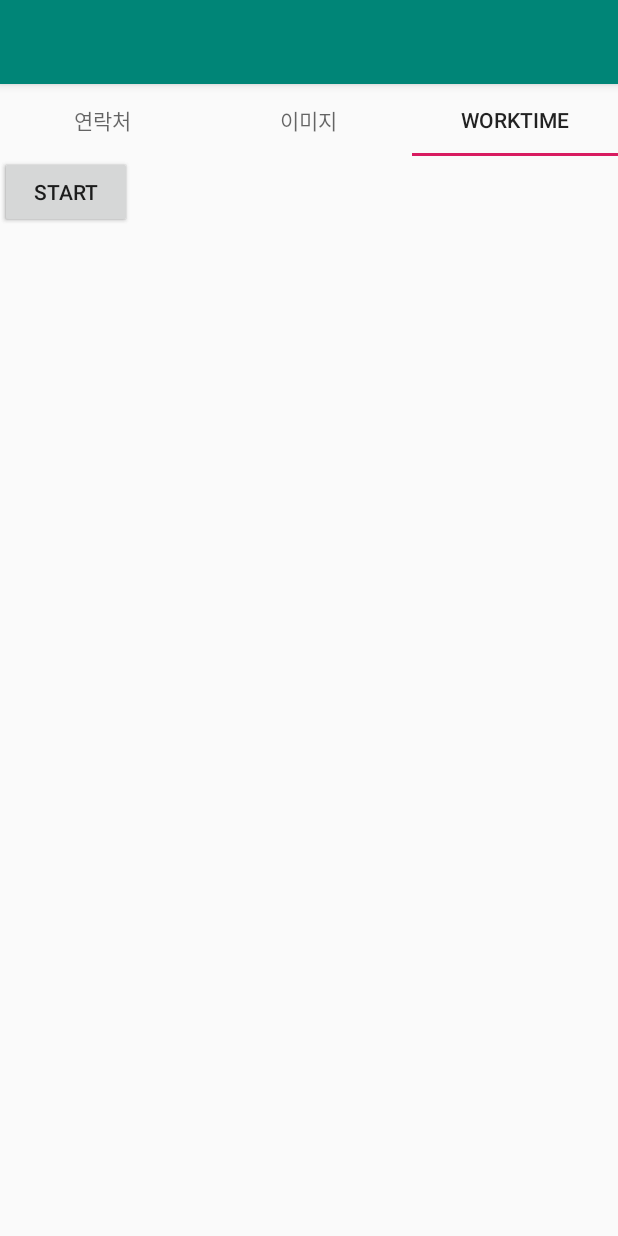
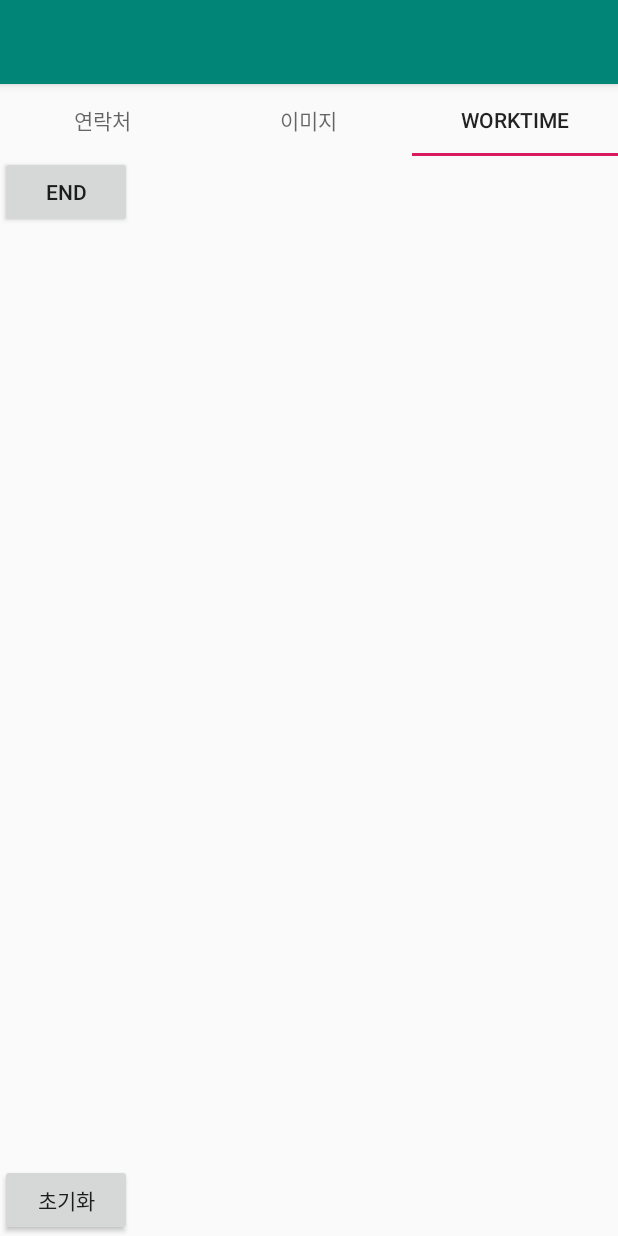
Before and after one commit to parkchaelin/Project1, an Android app: the screen it shows after launch (MainActivity), tab 3 chosen, on a phone screen of 412 x 824 dp. Run offline under Robolectric (Android 15) with nearby library versions, the phone set to English and light mode, and no system bars.

Commit message:
3번탭 기능 구현

```diff
--- a/app/build.gradle
+++ b/app/build.gradle
@@ -5,7 +5,7 @@ android {
     buildToolsVersion "29.0.2"
     defaultConfig {
         applicationId "com.example.project1"
-        minSdkVersion 15
+        minSdkVersion 16
         targetSdkVersion 29
         versionCode 1
         versionName "1.0"
--- a/app/src/main/java/com/example/project1/Activities/MainActivity.java
+++ b/app/src/main/java/com/example/project1/Activities/MainActivity.java
@@ -1,8 +1,12 @@
 package com.example.project1.Activities;
 
+import androidx.appcompat.app.AlertDialog;
 import androidx.appcompat.app.AppCompatActivity;
 import androidx.viewpager.widget.ViewPager;
 
+import android.content.Context;
+import android.database.sqlite.SQLiteDatabase;
+import android.database.sqlite.SQLiteOpenHelper;
 import android.graphics.Color;
 import android.os.Bundle;
 import android.view.View;
@@ -20,15 +24,22 @@ import java.util.ArrayList;
 
 public class MainActivity extends AppCompatActivity {
     private ViewPager mViewPager;
-
+    String dbName = "sample.db";
+    int dbMode = Context.MODE_PRIVATE;
+    SQLiteDatabase sqliteDB;
     //SectionPageAdapter에 대한 객체를 생성하여 참조 획득
     SectionPageAdapter adapter = new SectionPageAdapter(getSupportFragmentManager());
-    Button Btn;
+
+
 
     @Override
     protected void onCreate(Bundle savedInstanceState) {
         super.onCreate(savedInstanceState);
         setContentView(R.layout.activity_main);
+
+
+        sqliteDB = openOrCreateDatabase(dbName,dbMode,null);
+
 
         //activity_main.xml에서 ViewPager에 대한 참조 획득
         mViewPager = (ViewPager) findViewById(R.id.pager_content);
@@ -49,22 +60,8 @@ public class MainActivity extends AppCompatActivity {
     public void setupViewPager(ViewPager viewPager) {
         adapter.addFragment(new TelFragment(), "연락처");
         adapter.addFragment(new ImageFragment(), "이미지");
-        adapter.addFragment(new WorkTimeFragment(), "WorkTime");
+        adapter.addFragment(new WorkTimeFragment(sqliteDB), "WorkTime");
         viewPager.setAdapter(adapter);
     }
+
 }
-
-//
-//
-//    private View createTabView(String tabName) {
-//
-//        View tabView = LayoutInflater.from(mContext).inflate(R.layout.custom_tab, null);
-//
-//        TextView txt_name = (TextView) tabView.findViewById(R.id.txt_name);
-//
-//        txt_name.setText(tabName);
-//
-//        return tabView;
-//
-//    }
-//}
--- a/app/src/main/java/com/example/project1/Adapters/WorkTimeAdapter.java
+++ b/app/src/main/java/com/example/project1/Adapters/WorkTimeAdapter.java
@@ -1,6 +1,7 @@
 package com.example.project1.Adapters;
 
 import android.content.Context;
+import android.database.sqlite.SQLiteDatabase;
 import android.view.LayoutInflater;
 import android.view.View;
 import android.view.ViewGroup;
@@ -20,7 +21,6 @@ public class WorkTimeAdapter extends BaseAdapter {
     Context context;
     List<myTime> items;
     LayoutInflater inflter;
-
 
     public WorkTimeAdapter(Context context, List<myTime> data) {
         this.context = context;
@@ -50,8 +50,8 @@ public class WorkTimeAdapter extends BaseAdapter {
         view = inflter.inflate(R.layout.time_item, null);
         TextView stt = (TextView)view.findViewById(R.id.stt);
         TextView edt = (TextView)view.findViewById(R.id.edt);
-        stt.setText(items.get(i).getstartTime());
-        edt.setText(items.get(i).getEndTime());
+        stt.setText("시작  : " +items.get(i).getstartTime());
+        edt.setText("끝      : " +items.get(i).getEndTime());
 
         return view;
     }
--- a/app/src/main/java/com/example/project1/Classes/myTime.java
+++ b/app/src/main/java/com/example/project1/Classes/myTime.java
@@ -6,7 +6,11 @@ import android.view.View;
 public class myTime {
     public String startTime;
     public String endTime;
-    public View.OnClickListener onClickListener;
+    public myTime() {
+        this.startTime = "00:00:00";
+        this.endTime = "00:00:00";
+
+    }
     public myTime(String startTime, String endTime) {
         this.startTime = startTime;
         this.endTime = endTime;
--- a/app/src/main/res/layout/fragment_work_time.xml
+++ b/app/src/main/res/layout/fragment_work_time.xml
@@ -7,9 +7,15 @@
     android:orientation="horizontal"
     tools:context=".Fragments.WorkTimeFragment">
 
-    <FrameLayout
+    <androidx.constraintlayout.widget.ConstraintLayout
         android:layout_width="wrap_content"
-        android:layout_height="wrap_content">
+        android:layout_height="match_parent">
+
+        <Button
+            android:id="@+id/startButton"
+            android:layout_width="wrap_content"
+            android:layout_height="wrap_content"
+            android:text="Start" />
 
         <Button
             android:id="@+id/endButton"
@@ -18,12 +24,13 @@
             android:text="End" />
 
         <Button
-            android:id="@+id/startButton"
+            android:id="@+id/deleteButton"
             android:layout_width="wrap_content"
             android:layout_height="wrap_content"
-            android:text="Start" />
+            android:text="초기화"
+            app:layout_constraintBottom_toBottomOf="parent" />
 
-    </FrameLayout>
+    </androidx.constraintlayout.widget.ConstraintLayout>
 
     <ListView
         android:layout_width="match_parent"
--- a/app/src/main/res/layout/time_item.xml
+++ b/app/src/main/res/layout/time_item.xml
@@ -7,12 +7,12 @@
         android:id="@+id/stt"
         android:layout_width="match_parent"
         android:layout_height="wrap_content"
-        android:textSize="25dp" />
+        android:textSize="18dp" />
 
     <TextView
         android:id="@+id/edt"
         android:layout_width="match_parent"
         android:layout_height="wrap_content"
-        android:textSize="25dp" />
+        android:textSize="18dp" />
 
 </LinearLayout>
--- a/build.gradle
+++ b/build.gradle
@@ -8,7 +8,7 @@ buildscript {
     }
     dependencies {
         classpath 'com.android.tools.build:gradle:3.5.3'
-
+        classpath 'com.google.gms:google-services:4.3.3' // google-services plugin
         // NOTE: Do not place your application dependencies here; they belong
         // in the individual module build.gradle files
     }
@@ -18,7 +18,8 @@ allprojects {
     repositories {
         google()
         jcenter()
-
+        maven {
+            url "https://maven.google.com"} //Google's Maven repository
     }
 }
 
```
Also changed, not shown: app/src/main/java/com/example/project1/Fragments/WorkTimeFragment.java (+94 -38 lines).
